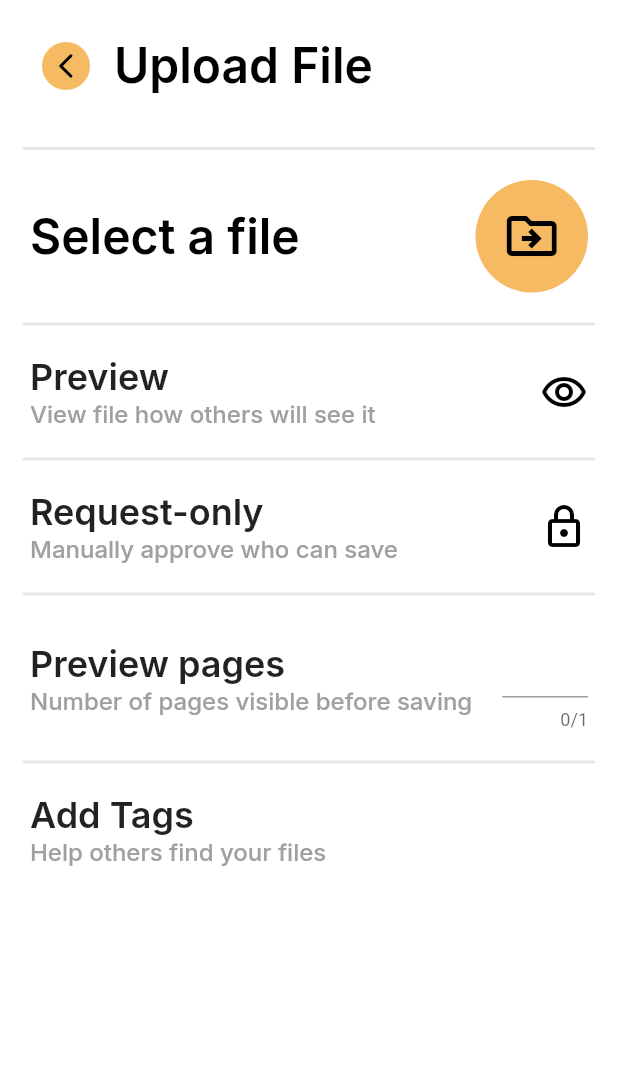
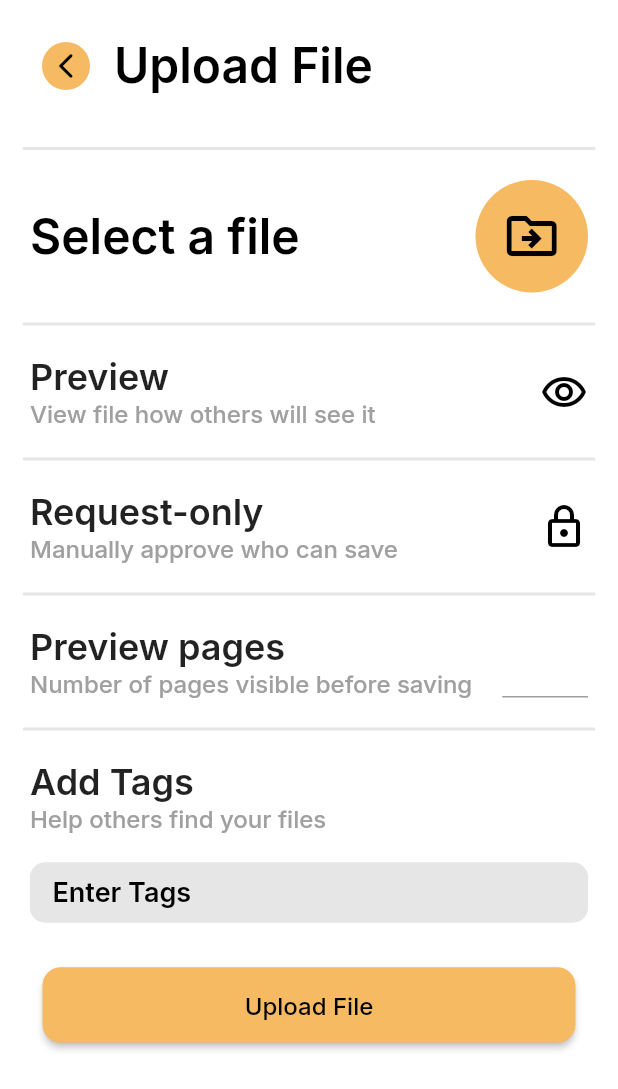
Before and after one commit to zyrrus/dropnote, a Flutter app: the DocumentsPage screen opened directly, after a tap on the "add" icon, on a phone screen of 412 x 824 dp. Shown: the top 1089 px of the screen. Run offline on Flutter 3.47's test engine with Material 2 defaults, Android fonts, the phone set to English and light mode, and no system bars; our stand-ins replace cloud_firestore, file_picker, firebase_auth, firebase_core, firebase_storage, flutter_svg and 1 more; missing offline and left inert: alh_pdf_view, thumbnailer; accounts and stored records are empty; network calls fail.

Commit message:
Part of Upload Page

```diff
--- a/lib/pages/upload_page.dart
+++ b/lib/pages/upload_page.dart
@@ -1,12 +1,17 @@
+import 'package:dropnote/main.dart';
 import 'package:dropnote/models/file.dart';
 import 'package:dropnote/theme.dart';
 import 'package:dropnote/widgets/bar.dart';
 import 'package:dropnote/widgets/file_list_item.dart';
+import 'package:dropnote/widgets/horizontal_list.dart';
 import 'package:dropnote/widgets/icon_button.dart';
+import 'package:dropnote/widgets/tag.dart';
+import 'package:dropnote/widgets/text_input_field.dart';
 import 'package:dropnote/widgets/title_bar.dart';
 import 'package:file_picker/file_picker.dart';
 import 'package:flutter/material.dart';
 import 'package:flutter/services.dart';
+import 'package:thumbnailer/thumbnailer.dart';
 
 class UploadPage extends StatefulWidget {
   const UploadPage({super.key});
@@ -17,23 +22,25 @@ class UploadPage extends StatefulWidget {
 
 class _UploadPageState extends State<UploadPage> {
   @override
-  String filename = '';
+  bool isRequest = true;
+  TextEditingController tagController = TextEditingController();
+  List<String> tagNames = [];
+  FocusNode myFocusNode = FocusNode();
 
-  void uploadFile() async {
-    final results = await FilePicker.platform.pickFiles(
-      allowMultiple: false,
-      type: FileType.custom,
-      allowedExtensions: ['pdf'],
-    );
+  void changeRequest() {
+    isRequest = !isRequest;
+    setState(() {});
+  }
 
-    if (results != null) {
-      final path = results.files.single.path!;
+  List<Widget> getTags() => tagNames.map((e) => Tag(e)).toList();
 
-      filename = results.files.single.name;
-      setState(() {});
-    } else {
-      // User canceled the picker
+  void addTag(String tag) {
+    if (tagController.text.isNotEmpty) {
+      tagNames.add(tagController.text);
+      tagController.clear();
+      myFocusNode.requestFocus();
     }
+    setState(() {});
   }
 
   @override
@@ -48,6 +55,7 @@ class _UploadPageState extends State<UploadPage> {
           ),
           const Bar(),
           const SelectFile(),
+          // FileListItem(fileStyle: FileInfoStyle.uploading, fileData: )
           const Bar(),
           UploadSettingListItem(
             title: "Preview",
@@ -59,13 +67,16 @@ class _UploadPageState extends State<UploadPage> {
             ),
           ),
           const Bar(),
-          UploadSettingListItem(
-            title: "Request-only",
-            subtitle: "Manually approve who can save",
-            icon: Icon(
-              Icons.lock_outlined,
-              color: DropNote.colors.foreground,
-              size: 32,
+          InkWell(
+            onTap: changeRequest,
+            child: UploadSettingListItem(
+              title: "Request-only",
+              subtitle: "Manually approve who can save",
+              icon: Icon(
+                (isRequest ? Icons.lock_outlined : Icons.lock_open_outlined),
+                color: DropNote.colors.foreground,
+                size: 32,
+              ),
             ),
           ),
           const Bar(),
@@ -80,13 +91,15 @@ class _UploadPageState extends State<UploadPage> {
                 Flexible(
                   fit: FlexFit.tight,
                   child: TextFormField(
+                    cursorColor: DropNote.colors.primary,
                     textAlign: TextAlign.center,
                     style:
                         DropNote.textStyles.main(fontWeight: FontWeight.w600),
                     keyboardType: TextInputType.number,
-                    maxLength: 1,
-                    decoration: const InputDecoration(
-                      border: UnderlineInputBorder(),
+                    decoration: InputDecoration(
+                      focusedBorder: UnderlineInputBorder(
+                        borderSide: BorderSide(color: DropNote.colors.primary),
+                      ),
                     ),
                   ),
                 ),
@@ -98,6 +111,40 @@ class _UploadPageState extends State<UploadPage> {
             title: "Add Tags",
             subtitle: "Help others find your files",
           ),
+          Padding(
+            padding: const EdgeInsets.fromLTRB(0, 10, 0, 10),
+            child: HorizontalList(
+              children: getTags(),
+            ),
+          ),
+          TextInputField(
+            textFocusNode: myFocusNode,
+            onSubmit: addTag,
+            controller: tagController,
+            label: "Enter Tags",
+          ),
+          Padding(
+            padding: EdgeInsets.fromLTRB(0, 30, 0, 0),
+            child: Align(
+              child: ElevatedButton(
+                style: ButtonStyle(
+                    minimumSize: MaterialStateProperty.all(Size(355, 50)),
+                    shape: MaterialStateProperty.all<RoundedRectangleBorder>(
+                      RoundedRectangleBorder(
+                        borderRadius: BorderRadius.circular(12.0),
+                        side: BorderSide(color: DropNote.colors.primary),
+                      ),
+                    ),
+                    backgroundColor:
+                        MaterialStateProperty.all(DropNote.colors.primary)),
+                onPressed: () => null,
+                child: Text(
+                  "Upload File",
+                  style: DropNote.textStyles.p,
+                ),
+              ),
+            ),
+          )
           // TODO: add list of tags + text input box
         ],
       ),
@@ -150,8 +197,23 @@ class _SelectFileState extends State<SelectFile> {
   // TODO: temporary
   bool hasFileSelected = false;
   DNFile? file;
+  String filename = '';
 
-  void pickFile() {}
+  void pickFile() async {
+    FilePickerResult? results = await FilePicker.platform.pickFiles(
+      allowMultiple: false,
+      type: FileType.custom,
+      allowedExtensions: ['pdf'],
+    );
+
+    if (results != null) {
+      final path = results.files.single.path!;
+      filename = results.files.single.name;
+      setState(() {});
+    } else {
+      // User canceled the picker
+    }
+  }
 
   @override
   Widget build(BuildContext context) {
@@ -172,15 +234,11 @@ class _SelectFileState extends State<SelectFile> {
               ),
             ],
           ),
-          if (file is DNFile)
+          if (filename != '')
             Column(
               crossAxisAlignment: CrossAxisAlignment.start,
               children: [
                 Text("Currently selected", style: DropNote.textStyles.h2),
-                FileListItem(
-                  fileStyle: FileInfoStyle.uploading,
-                  fileData: file!,
-                ),
               ],
             ),
         ],
--- a/lib/widgets/text_input_field.dart
+++ b/lib/widgets/text_input_field.dart
@@ -6,6 +6,8 @@ class TextInputField extends StatefulWidget {
   final String label;
   final bool obscureText;
   final Widget? prefixIcon;
+  final void Function(String)? onSubmit;
+  final FocusNode? textFocusNode;
 
   const TextInputField({
     super.key,
@@ -13,6 +15,8 @@ class TextInputField extends StatefulWidget {
     required this.label,
     this.obscureText = false,
     this.prefixIcon,
+    this.onSubmit,
+    this.textFocusNode,
   });
 
   @override
@@ -57,6 +61,8 @@ class _TextInputFieldState extends State<TextInputField> {
       child: SizedBox(
         height: 40.0,
         child: TextField(
+          focusNode: widget.textFocusNode,
+          onSubmitted: widget.onSubmit,
           textAlignVertical: TextAlignVertical.center,
           controller: widget.controller,
           obscureText: widget.obscureText,
```
